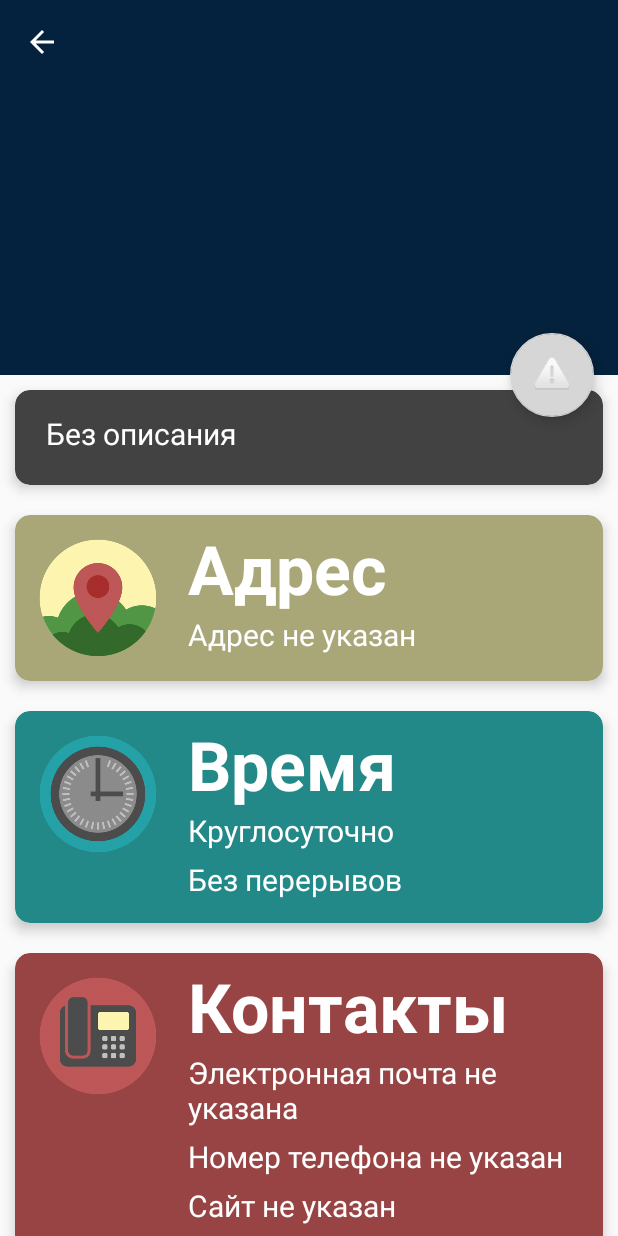
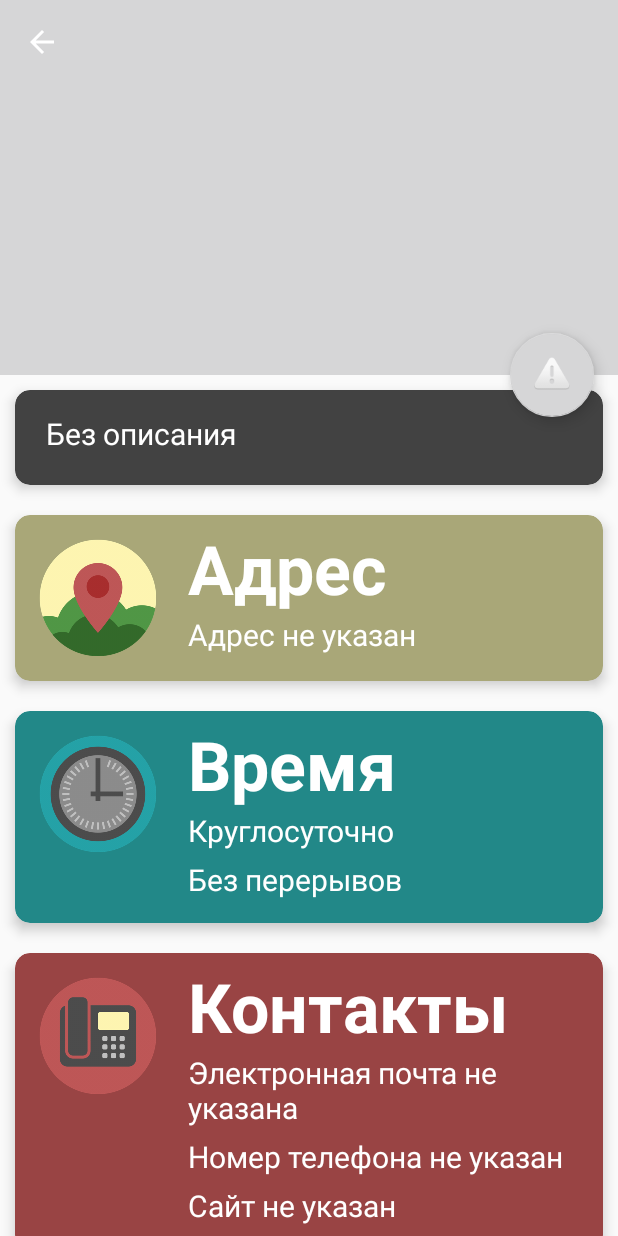
Before and after one commit to RussianProgrammer/POJECT3, an Android app: the MarkerInfoActivity screen opened directly, with no data from a screen before it, on a phone screen of 412 x 824 dp. Run offline under Robolectric (Android 15) with nearby library versions, the phone set to English and light mode, and no system bars; our stand-ins replace Firebase (no records; nobody signed in at launch, a user with empty details on screens opened directly); pictures from the network do not load; 1 statement that could not run was skipped.

Commit message:
Minor design fix

```diff
--- a/app/src/main/res/layout/activity_marker_info.xml
+++ b/app/src/main/res/layout/activity_marker_info.xml
@@ -18,7 +18,6 @@
             android:id="@+id/toolbar_layout"
             android:layout_width="match_parent"
             android:layout_height="match_parent"
-            android:background="#04223D"
             android:fitsSystemWindows="true"
             app:contentScrim="?attr/colorPrimary"
             app:layout_scrollFlags="scroll|exitUntilCollapsed">
@@ -27,8 +26,7 @@
                 android:id="@+id/marker_info_icon"
                 android:layout_width="wrap_content"
                 android:layout_height="wrap_content"
-                android:scaleType="centerCrop"
-                android:src="@drawable/marker_info_placeholder"/>
+                android:scaleType="centerCrop" />
 
             <android.support.v7.widget.Toolbar
                 android:id="@+id/toolbar"
```
